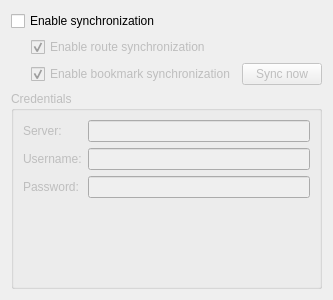
Qt form src/lib/marble/MarbleCloudSyncSettingsWidget.ui (KDE/marble) before a commit.
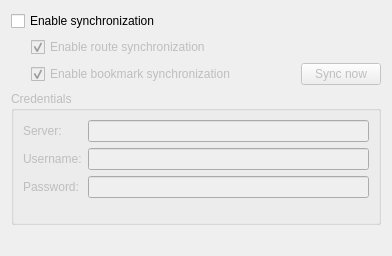
The same form after that commit.

Commit message:
Last sync is shown in preferences
Time of the last sync is shown now inside the Sync preferences pane
as status label

Patch:
```diff
--- a/src/lib/marble/MarbleCloudSyncSettingsWidget.ui
+++ b/src/lib/marble/MarbleCloudSyncSettingsWidget.ui
@@ -6,8 +6,8 @@
    <rect>
     <x>0</x>
     <y>0</y>
-    <width>331</width>
-    <height>300</height>
+    <width>392</width>
+    <height>256</height>
    </rect>
   </property>
   <layout class="QVBoxLayout" name="verticalLayout">
@@ -182,6 +182,13 @@
      </layout>
     </widget>
    </item>
+   <item>
+    <widget class="QLabel" name="labelLastSync">
+     <property name="text">
+      <string/>
+     </property>
+    </widget>
+   </item>
   </layout>
  </widget>
  <resources/>
```
The commit also changes 4 other files.
